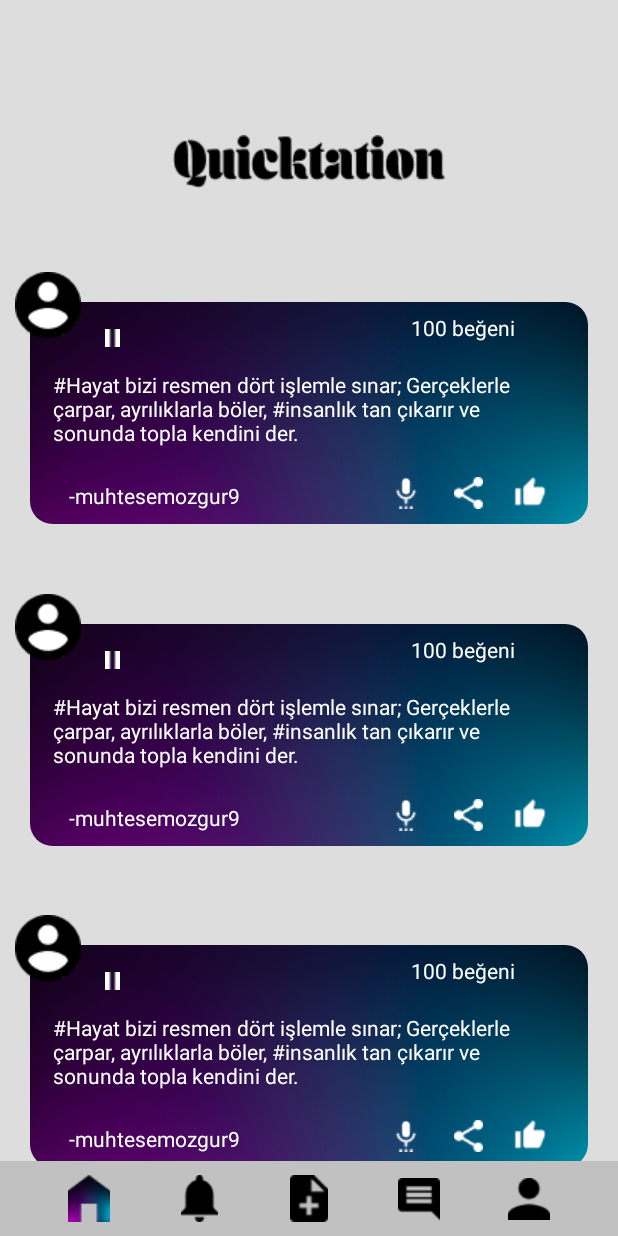
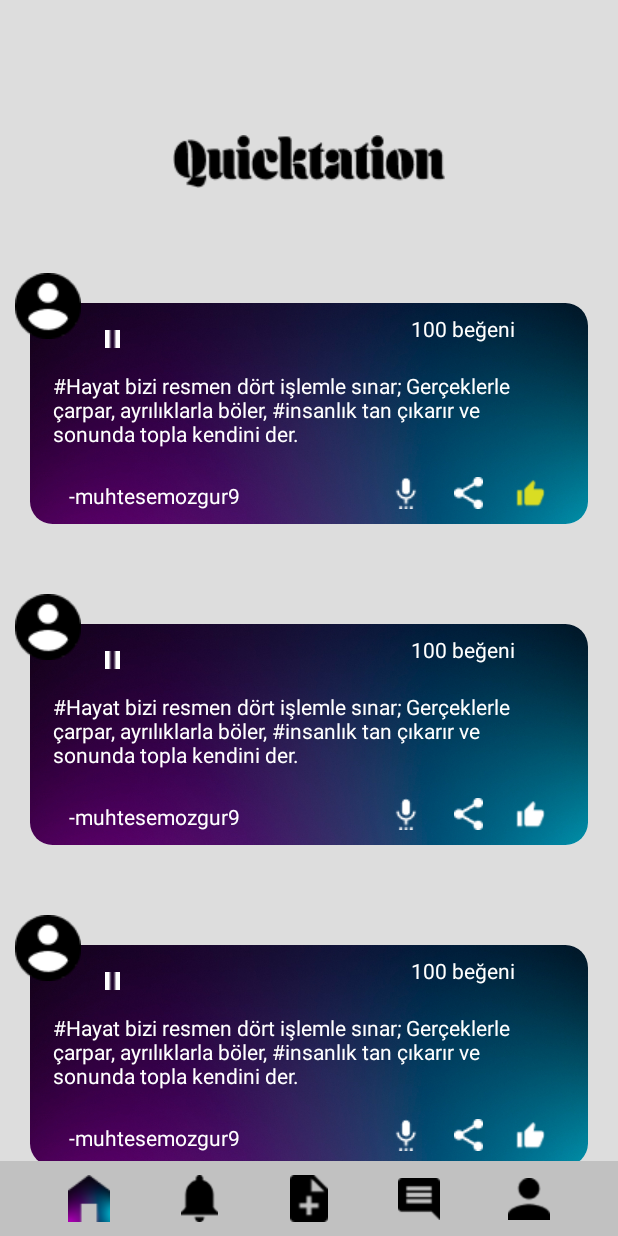
Before and after one commit to arcerost/Quicktation, an Android app built with Jetpack Compose: the screen it shows after launch (MainActivity), after a tap on "like", on a phone screen of 412 x 824 dp. Run offline under Robolectric (Android 15) with nearby library versions, the phone set to English and light mode, and no system bars; our stand-ins replace Dagger/Hilt's generated code.

Commit message:
home page design additions
mediaplayer, likebutton designs

```diff
--- a/app/src/main/AndroidManifest.xml
+++ b/app/src/main/AndroidManifest.xml
@@ -4,6 +4,8 @@
     package="com.onurdemirbas.quicktaion">
 
     <uses-permission android:name="android.permission.INTERNET" />
+    <uses-permission android:name="android.permission.WAKE_LOCK" />
+    <uses-permission android:name="android.permission.ACCESS_NETWORK_STATE"/>
     <application
         android:allowBackup="true"
         android:name=".QuicktationApplication"
--- a/app/src/main/java/com/onurdemirbas/quicktaion/view/HomePage.kt
+++ b/app/src/main/java/com/onurdemirbas/quicktaion/view/HomePage.kt
@@ -1,26 +1,38 @@
 package com.onurdemirbas.quicktaion.view
 
+import android.media.AudioAttributes
+import android.media.MediaPlayer
 import androidx.compose.foundation.Image
 import androidx.compose.foundation.clickable
 import androidx.compose.foundation.interaction.MutableInteractionSource
 import androidx.compose.foundation.interaction.collectIsPressedAsState
 import androidx.compose.foundation.layout.*
+import androidx.compose.foundation.lazy.LazyColumn
+import androidx.compose.foundation.lazy.items
 import androidx.compose.foundation.shape.RoundedCornerShape
-import androidx.compose.material.*
+import androidx.compose.material.Icon
+import androidx.compose.material.IconButton
+import androidx.compose.material.Surface
+import androidx.compose.material.Text
 import androidx.compose.runtime.Composable
 import androidx.compose.runtime.getValue
+import androidx.compose.runtime.mutableStateOf
 import androidx.compose.runtime.remember
 import androidx.compose.ui.Alignment
 import androidx.compose.ui.Modifier
 import androidx.compose.ui.graphics.Color
 import androidx.compose.ui.layout.ContentScale
-import androidx.navigation.NavController
 import androidx.compose.ui.res.painterResource
 import androidx.compose.ui.unit.dp
+import androidx.hilt.navigation.compose.hiltViewModel
+import androidx.navigation.NavController
 import com.onurdemirbas.quicktaion.R
+import com.onurdemirbas.quicktaion.model.MainResponse
+import com.onurdemirbas.quicktaion.viewmodel.MainViewModel
 
 @Composable
-fun HomePage(navController: NavController,) {
+fun HomePage(navController: NavController) {
+
     Surface(modifier = Modifier.fillMaxSize(), color = Color(0xFFDDDDDD)) {
     }
     Column(
@@ -32,7 +44,7 @@
         Image(
             painter = painterResource(id = R.drawable.quicktation_black),
             contentDescription = "quicktationlogo",
-            Modifier.size(181.dp,55.dp)
+            Modifier.size(181.dp, 55.dp)
         )
         Column(
             verticalArrangement = Arrangement.SpaceEvenly,
@@ -40,10 +52,10 @@
             modifier = Modifier.fillMaxSize()
         )
         {
+            //Lazy column row
             MainRow()
             MainRow()
             MainRow()
-            //Lazy column row
         }
     }
 
@@ -95,12 +107,51 @@
     }
 }
 
+
+@Composable
+fun PostList(navController: NavController, viewModel: MainViewModel = hiltViewModel()) {
+    val postList by remember { viewModel.mainList }
+    PostListView(posts = postList, navController = navController)
+}
+
+@Composable
+fun PostListView(posts: List<MainResponse>,navController: NavController) {
+    LazyColumn(contentPadding = PaddingValues(5.dp)) {
+        items(posts) { post ->
+           // MainRow(post =  post)
+        }
+    }
+}
 @Composable
 fun MainRow() {
-    val colorControl = remember { MutableInteractionSource() }
+    val colorControl = MutableInteractionSource()
     val isPressed by colorControl.collectIsPressedAsState()
     val color = if (isPressed) Color(0xFFD9DD23) else Color.White
-
+    val mediaCheck = remember { mutableStateOf(false)}
+    val url = "http://cld3097web.audiovideoweb.com/va90web25003/companions/Foundations%20of%20Rock/13.01.mp3" // your URL here
+    val mediaPlayer = MediaPlayer()
+        mediaPlayer.apply {
+        setAudioAttributes(
+            AudioAttributes.Builder()
+                .setContentType(AudioAttributes.CONTENT_TYPE_MUSIC)
+                .setUsage(AudioAttributes.USAGE_MEDIA)
+                .build()
+        )
+        setDataSource(url)
+        setOnPreparedListener {
+            fun onPrepared(player: MediaPlayer) {
+                if(mediaCheck.value)
+                {
+                    it.start()
+                }
+                else if(!mediaCheck.value)
+                {
+                    it.pause()
+                }
+            }
+        }
+        prepareAsync()
+    }
     Box(modifier = Modifier.fillMaxWidth(), contentAlignment = Alignment.TopStart)
     {
         Surface(
@@ -131,7 +182,18 @@
                         horizontalArrangement = Arrangement.Start
                     ) {
                         Spacer(modifier = Modifier.padding(15.dp))
-                        IconButton(onClick = { /*TODO*/ }) {
+
+                        IconButton(onClick = {
+                            mediaCheck.value = !mediaCheck.value
+                            if(mediaCheck.value)
+                            {
+                                mediaPlayer.start()
+                            }
+                            else if(!mediaCheck.value)
+                            {
+                                mediaPlayer.pause()
+                            }
+                        }) {
                             Icon(
                                 painter = painterResource(id = R.drawable.play_pause),
                                 modifier = Modifier.size(10.dp, 12.dp),
@@ -189,14 +251,20 @@
                                     }
                             )
                             Spacer(modifier = Modifier.padding(10.dp))
-                            Icon(
-                                painter = painterResource(id = R.drawable.like),
-                                contentDescription = "like",
-                                tint = color,
-                                modifier = Modifier.size(21.dp, 22.dp).clickable {
+                            IconButton(
+                                onClick = {
 
-                                }
-                            )
+                                }, interactionSource = colorControl, modifier = Modifier
+                                    .size(21.dp, 20.dp)
+                            ) {
+                                Icon(
+                                    painter = painterResource(id = R.drawable.like),
+                                    contentDescription = "like",
+                                    tint = color,
+                                    modifier = Modifier
+                                        .size(21.dp, 20.dp)
+                                )
+                            }
                         }
                     }
                 }
```
Also changed, not shown: 1 other file.
